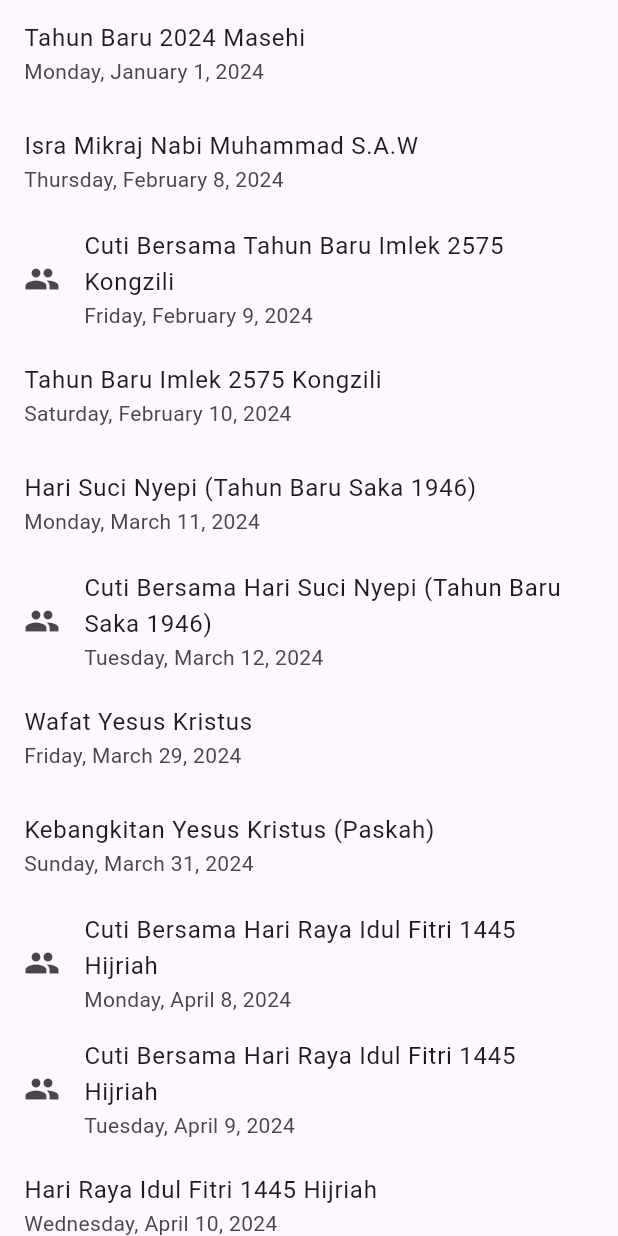
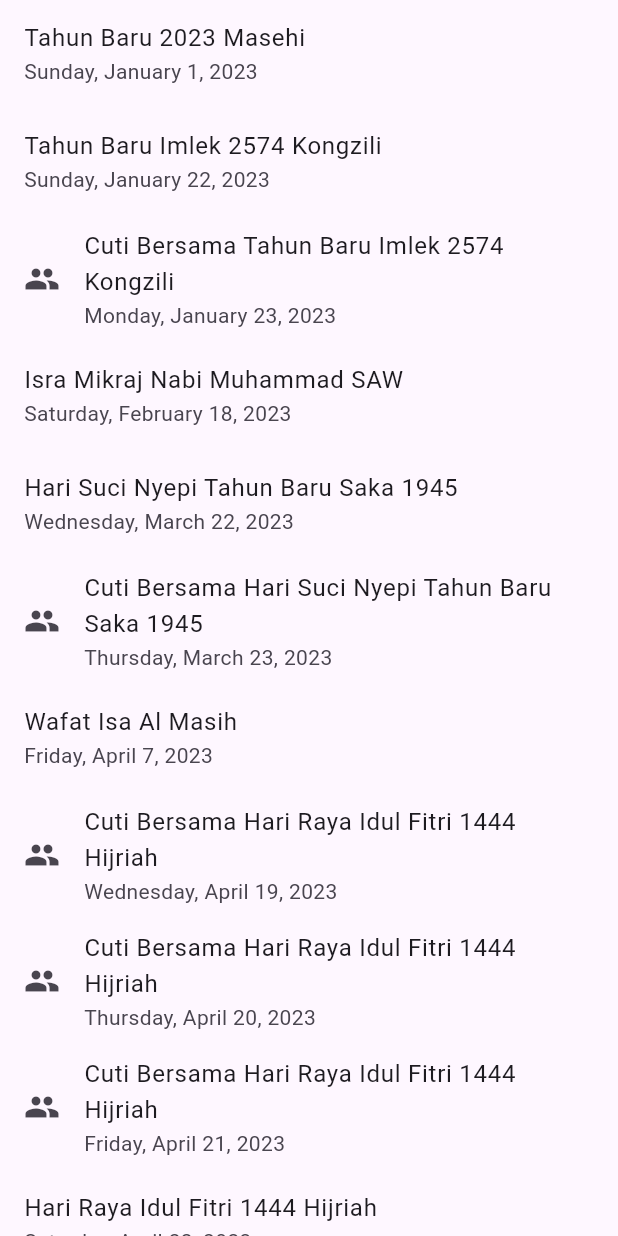
Before and after one commit to hanmajid/holiday_id, a Flutter app: the screen it shows after launch, on a phone screen of 412 x 824 dp. Run offline on Flutter 3.47's test engine with Material 3 defaults, Android fonts, the phone set to English and light mode, and no system bars.

Commit message:
Bump version to 0.0.2

```diff
--- a/lib/src/data/holiday_id_data.dart
+++ b/lib/src/data/holiday_id_data.dart
@@ -1,6 +1,7 @@
 import 'package:holiday_id/holiday_id.dart';
 
 List<YearModel> holidayIdData = [
+  yearData2023,
   yearData2024,
   yearData2025,
 ];
--- /dev/null
+++ b/lib/src/data/skbs/skb_data_2023_2.dart
@@ -0,0 +1,136 @@
+import 'package:holiday_id/holiday_id.dart';
+
+var skbData2023_2 = SkbModel(
+  id: '2023-2',
+  title: 'SKB Perubahan Harlibnas dan Cuti Bersama 2023',
+  url:
+      'https://www.kemenkopmk.go.id/skb-perubahan-harlibnas-dan-cuti-bersama-2023',
+  signedAt: DateTime(2023, 3, 29),
+  holidays: [
+    HolidayModel(
+      name: 'Tahun Baru 2023 Masehi',
+      date: DateTime(2023, 1, 1),
+      type: HolidayType.holiday,
+    ),
+    HolidayModel(
+      name: 'Tahun Baru Imlek 2574 Kongzili',
+      date: DateTime(2023, 1, 22),
+      type: HolidayType.holiday,
+    ),
+    HolidayModel(
+      name: 'Cuti Bersama Tahun Baru Imlek 2574 Kongzili',
+      date: DateTime(2023, 1, 23),
+      type: HolidayType.collectiveLeave,
+    ),
+    HolidayModel(
+      name: 'Isra Mikraj Nabi Muhammad SAW',
+      date: DateTime(2023, 2, 18),
+      type: HolidayType.holiday,
+    ),
+    HolidayModel(
+      name: 'Hari Suci Nyepi Tahun Baru Saka 1945',
+      date: DateTime(2023, 3, 22),
+      type: HolidayType.holiday,
+    ),
+    HolidayModel(
+      name: 'Cuti Bersama Hari Suci Nyepi Tahun Baru Saka 1945',
+      date: DateTime(2023, 3, 23),
+      type: HolidayType.collectiveLeave,
+    ),
+    HolidayModel(
+      name: 'Wafat Isa Al Masih',
+      date: DateTime(2023, 4, 7),
+      type: HolidayType.holiday,
+    ),
+    HolidayModel(
+      name: 'Cuti Bersama Hari Raya Idul Fitri 1444 Hijriah',
+      date: DateTime(2023, 4, 19),
+      type: HolidayType.collectiveLeave,
+    ),
+    HolidayModel(
+      name: 'Cuti Bersama Hari Raya Idul Fitri 1444 Hijriah',
+      date: DateTime(2023, 4, 20),
+      type: HolidayType.collectiveLeave,
+    ),
+    HolidayModel(
+      name: 'Cuti Bersama Hari Raya Idul Fitri 1444 Hijriah',
+      date: DateTime(2023, 4, 21),
+      type: HolidayType.collectiveLeave,
+    ),
+    HolidayModel(
+      name: 'Hari Raya Idul Fitri 1444 Hijriah',
+      date: DateTime(2023, 4, 22),
+      type: HolidayType.holiday,
+    ),
+    HolidayModel(
+      name: 'Hari Raya Idul Fitri 1444 Hijriah',
+      date: DateTime(2023, 4, 23),
+      type: HolidayType.holiday,
+    ),
+    HolidayModel(
+      name: 'Cuti Bersama Hari Raya Idul Fitri 1444 Hijriah',
+      date: DateTime(2023, 4, 24),
+      type: HolidayType.collectiveLeave,
+    ),
+    HolidayModel(
+      name: 'Cuti Bersama Hari Raya Idul Fitri 1444 Hijriah',
+      date: DateTime(2023, 4, 25),
+      type: HolidayType.collectiveLeave,
+    ),
+    HolidayModel(
+      name: 'Hari Buruh Internasional',
+      date: DateTime(2023, 5, 1),
+      type: HolidayType.holiday,
+    ),
+    HolidayModel(
+      name: 'Kenaikan Isa Al Masih',
+      date: DateTime(2023, 5, 18),
+      type: HolidayType.holiday,
+    ),
+    HolidayModel(
+      name: 'Hari Lahir Pancasila',
+      date: DateTime(2023, 6, 1),
+      type: HolidayType.holiday,
+    ),
+    HolidayModel(
+      name: 'Cuti Bersama Hari Raya Waisak',
+      date: DateTime(2023, 6, 2),
+      type: HolidayType.collectiveLeave,
+    ),
+    HolidayModel(
+      name: 'Hari Raya Waisak 2567 BE',
+      date: DateTime(2023, 6, 4),
+      type: HolidayType.holiday,
+    ),
+    HolidayModel(
+      name: 'Hari Raya Idul Adha 1444 Hijriah',
+      date: DateTime(2023, 6, 29),
+      type: HolidayType.holiday,
+    ),
+    HolidayModel(
+      name: 'Tahun Baru Islam 1445 Hijriah',
+      date: DateTime(2023, 7, 19),
+      type: HolidayType.holiday,
+    ),
+    HolidayModel(
+      name: 'Hari Kemerdekaan Republik Indonesia',
+      date: DateTime(2023, 8, 17),
+      type: HolidayType.holiday,
+    ),
+    HolidayModel(
+      name: 'Maulid Nabi Muhammad SAW',
+      date: DateTime(2023, 9, 28),
+      type: HolidayType.holiday,
+    ),
+    HolidayModel(
+      name: 'Hari Raya Natal',
+      date: DateTime(2023, 12, 25),
+      type: HolidayType.holiday,
+    ),
+    HolidayModel(
+      name: 'Cuti Bersama Hari Raya Natal',
+      date: DateTime(2023, 12, 26),
+      type: HolidayType.collectiveLeave,
+    ),
+  ],
+);
--- a/lib/src/data/skbs/skbs.dart
+++ b/lib/src/data/skbs/skbs.dart
@@ -1,2 +1,3 @@
+export 'skb_data_2023_2.dart';
 export 'skb_data_2024_2.dart';
 export 'skb_data_2025_1.dart';
--- a/lib/src/data/years/year_data.dart
+++ b/lib/src/data/years/year_data.dart
@@ -13,3 +13,10 @@ var yearData2024 = YearModel(
     skbData2024_2,
   ],
 );
+
+var yearData2023 = YearModel(
+  year: 2023,
+  skbs: [
+    skbData2023_2,
+  ],
+);
--- a/pubspec.yaml
+++ b/pubspec.yaml
@@ -1,6 +1,6 @@
 name: holiday_id
 description: "Flutter package that contains the information of Indonesia's national holidays and days-off"
-version: 0.0.1
+version: 0.0.2
 homepage: https://github.com/hanmajid/holiday_id
 issue_tracker: https://github.com/hanmajid/holiday_id/issues
 repository: https://github.com/hanmajid/holiday_id
```
Also changed, not shown: 4 other files.
